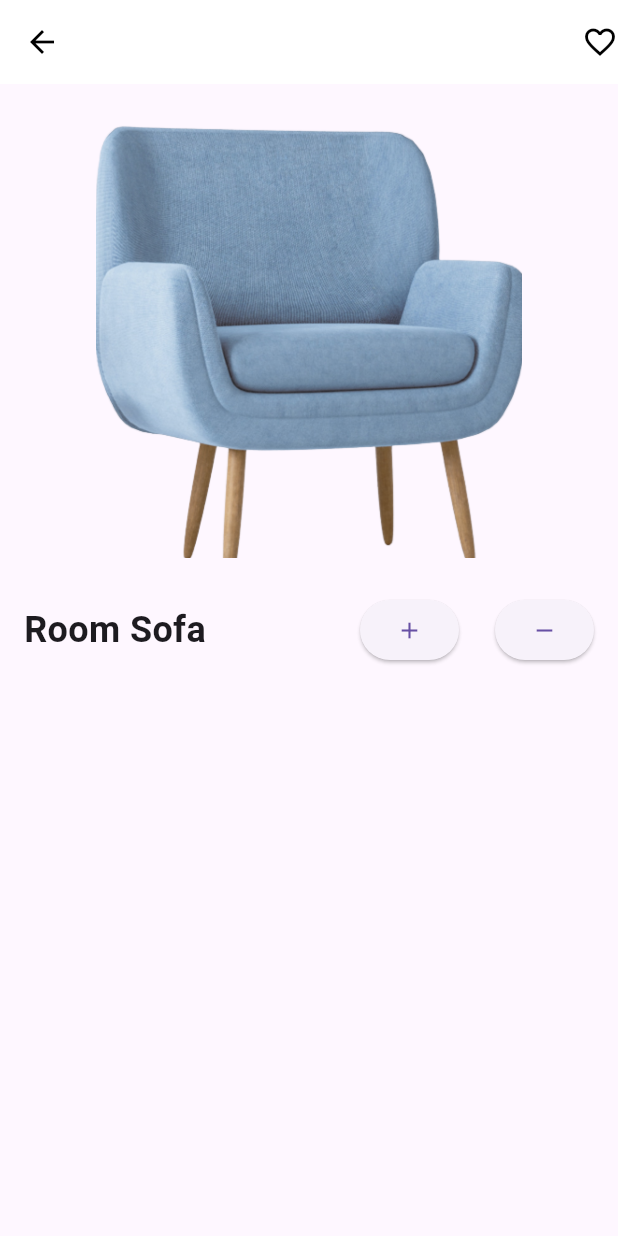
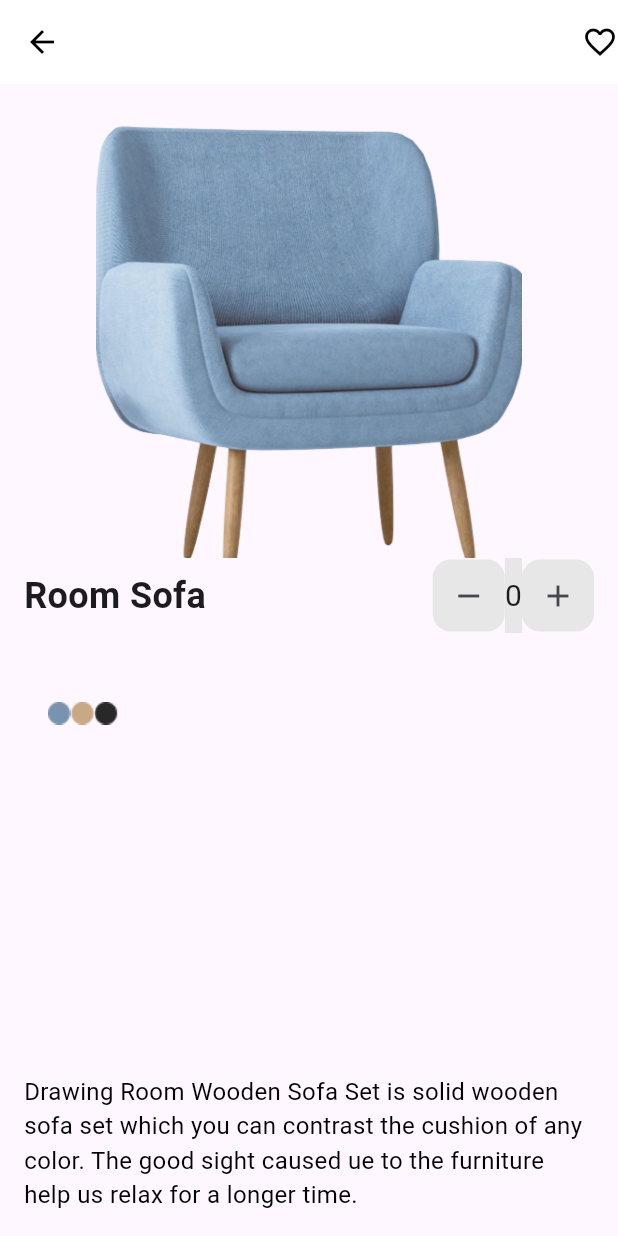
Before and after one commit to Mohamedwaelfaro/task1, a Flutter app: the screen it shows after launch, after a tap on the "remove" icon, on a phone screen of 412 x 824 dp. Run offline on Flutter 3.47's test engine with Material 3 defaults, Android fonts, the phone set to English and light mode, and no system bars.

Commit message:
fix ui part2

```diff
--- a/lib/main.dart
+++ b/lib/main.dart
@@ -12,6 +12,8 @@ class Task1 extends StatefulWidget {
 }
 
 class _Task1State extends State<Task1> {
+  int counter = 0;
+
   @override
   Widget build(BuildContext context) {
     return MaterialApp(
@@ -57,23 +59,66 @@ class _Task1State extends State<Task1> {
                     ),
                   ),
                   Spacer(),
-                  Padding(
-                    padding: const EdgeInsets.all(24),
-                    child: ElevatedButton(
-                      onPressed: () {},
-                      child: Icon(
-                        Icons.add,
-                      ),
+                  Container(
+                    decoration: BoxDecoration(
+                      color: Color(0xffE7E7E7),
+                      borderRadius: BorderRadius.circular(12),
+                    ),
+                    child: IconButton(
+                      onPressed: () {
+                        setState(() {
+                          if (counter > 0) {
+                            counter--;
+                          }
+                        });
+                      },
+                      icon: Icon(Icons.remove),
                     ),
                   ),
-                  ElevatedButton(
-                    onPressed: () {},
-                    child: Icon(
-                      Icons.remove,
+                  Text(
+                    '$counter',
+                    style: TextStyle(
+                      fontSize: 20,
+                      backgroundColor: Color(0xffE7E7E7),
+                      height: 2.5,
                     ),
-                  )
+                  ),
+                  Container(
+                    decoration: BoxDecoration(
+                      color: Color(0xffE7E7E7),
+                      borderRadius: BorderRadius.circular(12),
+                    ),
+                    child: IconButton(
+                      onPressed: () {
+                        setState(() {
+                          counter++;
+                        });
+                      },
+                      icon: Icon(Icons.add),
+                    ),
+                  ),
                 ],
-              )
+              ),
+              Spacer(),
+              Container(
+                padding: EdgeInsets.symmetric(horizontal: 16, vertical: 8),
+                margin: EdgeInsets.only(bottom: 225),
+                child: Row(
+                  mainAxisAlignment: MainAxisAlignment.start,
+                  children: [
+                    Image.asset('imgs/Ellipse 1.png'),
+                    Image.asset('imgs/Ellipse 2.png'),
+                    Image.asset('imgs/Ellipse 3.png'),
+                  ],
+                ),
+              ),
+              Text(
+                'Drawing Room Wooden Sofa Set is solid wooden sofa set which you can contrast the cushion of any color. The good sight caused ue to the furniture help us relax for a longer time.',
+                style: TextStyle(
+                  color: Colors.black,
+                  fontSize: 16,
+                ),
+              ),
             ],
           ),
         ),
--- a/pubspec.yaml
+++ b/pubspec.yaml
@@ -59,6 +59,9 @@ flutter:
   # To add assets to your application, add an assets section, like this:
   assets:
     - imgs/sofa.png
+    - imgs/Ellipse 1.png
+    - imgs/Ellipse 2.png
+    - imgs/Ellipse 3.png
 
   # An image asset can refer to one or more resolution-specific "variants", see
   # https://flutter.dev/assets-and-images/#resolution-aware
```
